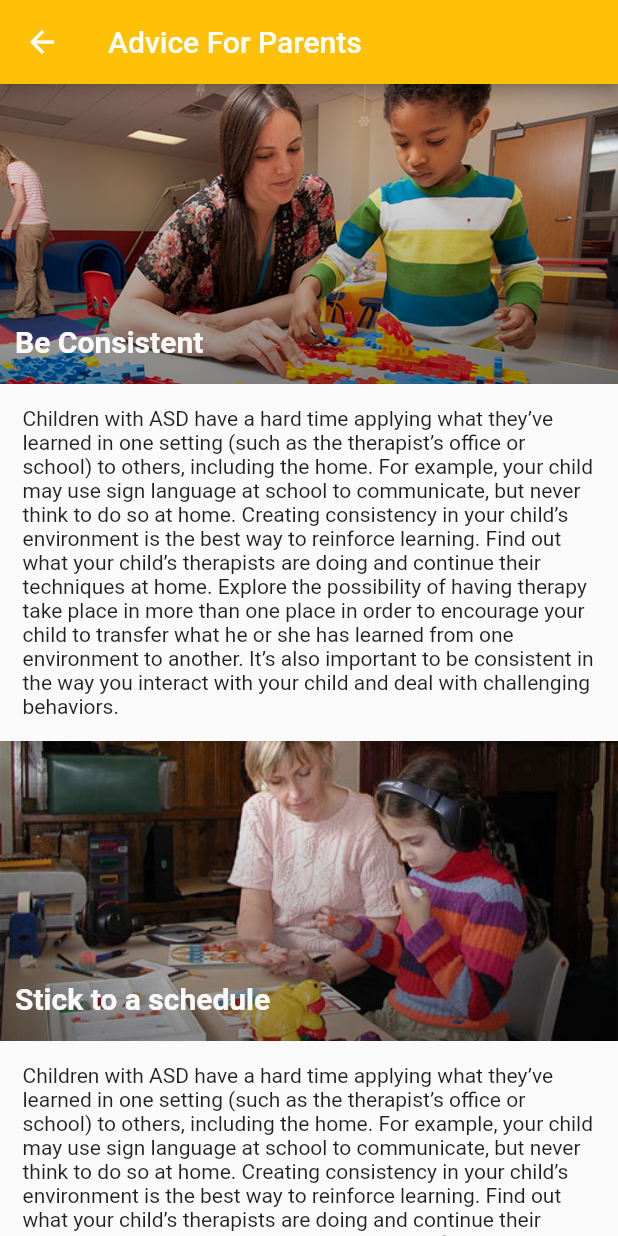
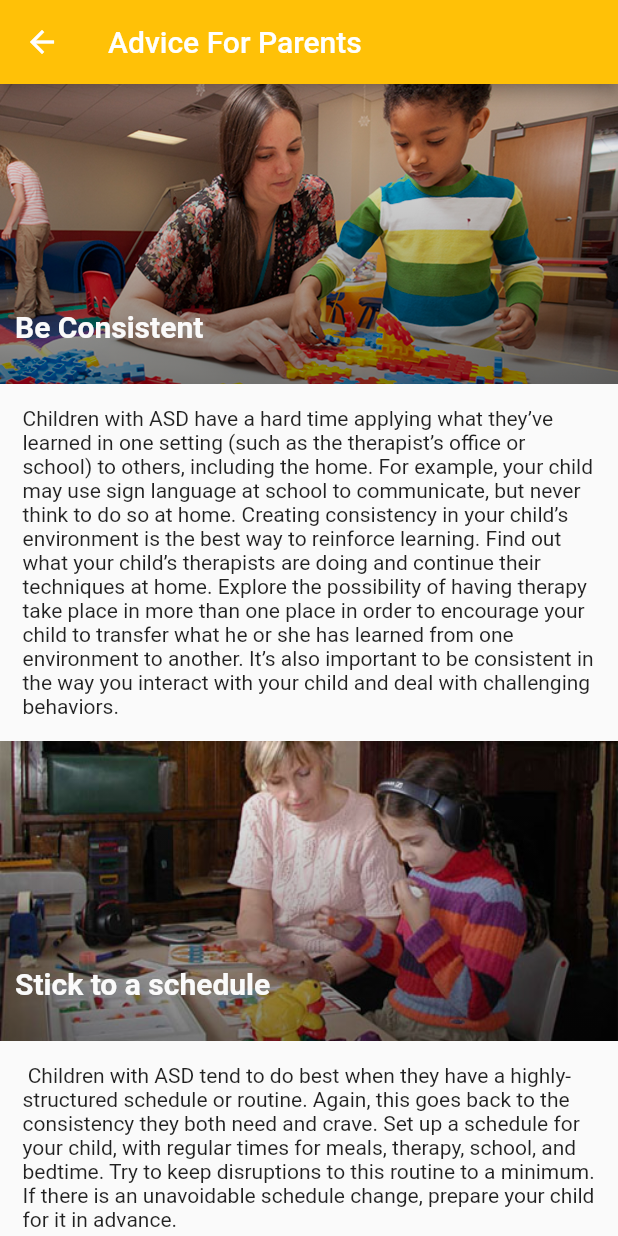
Before and after one commit to coolsidd/ge-healthcare-2018, a Flutter app: the AdviceWidget screen opened directly, on a phone screen of 412 x 824 dp. Run offline on Flutter 3.47's test engine with Material 2 defaults, Android fonts, the phone set to English and light mode, and no system bars; our stand-ins replace camera, charts_flutter, csv, sensors; missing offline and left inert: tflite, vibrate; generated files the repository leaves out were written again.

Commit message:
Changed the ui of tips screen

```diff
--- a/adorer_app/lib/advice.dart
+++ b/adorer_app/lib/advice.dart
@@ -8,6 +8,7 @@ class AdviceWidget extends StatelessWidget {
       appBar: AppBar(
         title: Text("Advice For Parents"),
       ),
+
       body: CollapsingList(),
     );
   }
@@ -51,9 +52,9 @@ class CollapsingListState extends State<CollapsingList> {
   SliverPersistentHeader makeHeader(
       String headerText, Color headerColor, String imagePath) {
     return SliverPersistentHeader(
-      pinned: true,
+      pinned: false,
       delegate: _SliverAppBarDelegate(
-        minHeight: 40.0,
+        minHeight: 50.0,
         maxHeight: 200.0,
         child: Stack(
           fit: StackFit.expand,
@@ -68,7 +69,7 @@ class CollapsingListState extends State<CollapsingList> {
                   begin: FractionalOffset(0.0, 0.0),
                   end: FractionalOffset(0.0, 1.0),
                   stops: [0.0,1.0],
-                  colors: [Color(0x00000000), Color(0x70000000)],
+                  colors: [Color(0x00000000), Color(0x80000000)],
                 ),
               ),
             ),
@@ -76,10 +77,11 @@ class CollapsingListState extends State<CollapsingList> {
               crossAxisAlignment: CrossAxisAlignment.stretch,
               mainAxisAlignment: MainAxisAlignment.end, children: [
               Container(
-                constraints: BoxConstraints(minHeight: 40,maxHeight: 200),
+                constraints: BoxConstraints(minHeight: 50,maxHeight: 200),
                   padding: EdgeInsets.only(bottom: 5.0,left: 10.0),
                   child: Text(
                     headerText,
+                    softWrap: false,
                     textAlign: TextAlign.left,
                     overflow: TextOverflow.clip,
                     style: TextStyle(
@@ -131,7 +133,7 @@ class CollapsingListState extends State<CollapsingList> {
           delegate: SliverChildListDelegate([
             Container(
               padding: EdgeInsets.all(15.0),
-              child: Text(consistentText),
+              child: Text(scheduleText),
             )
           ]),
         ),
@@ -141,7 +143,7 @@ class CollapsingListState extends State<CollapsingList> {
           delegate: SliverChildListDelegate([
             Container(
               padding: EdgeInsets.all(15.0),
-              child: Text(consistentText),
+              child: Text(rewardText),
             )
           ]),
         ),
@@ -151,7 +153,7 @@ class CollapsingListState extends State<CollapsingList> {
           delegate: SliverChildListDelegate([
             Container(
               padding: EdgeInsets.all(15.0),
-              child: Text(consistentText),
+              child: Text(safetyText),
             )
           ]),
         ),
@@ -161,7 +163,7 @@ class CollapsingListState extends State<CollapsingList> {
           delegate: SliverChildListDelegate([
             Container(
               padding: EdgeInsets.all(15.0),
-              child: Text(consistentText),
+              child: Text(nonverbalText),
             )
           ]),
         ),
@@ -171,7 +173,7 @@ class CollapsingListState extends State<CollapsingList> {
           delegate: SliverChildListDelegate([
             Container(
               padding: EdgeInsets.all(15.0),
-              child: Text(consistentText),
+              child: Text(tantrumsText),
             )
           ]),
         ),
@@ -181,7 +183,7 @@ class CollapsingListState extends State<CollapsingList> {
           delegate: SliverChildListDelegate([
             Container(
               padding: EdgeInsets.all(15.0),
-              child: Text(consistentText),
+              child: Text(funText),
             )
           ]),
         ),
@@ -191,7 +193,7 @@ class CollapsingListState extends State<CollapsingList> {
           delegate: SliverChildListDelegate([
             Container(
               padding: EdgeInsets.all(15.0),
-              child: Text(consistentText),
+              child: Text(sensoryText),
             )
           ]),
         ),
```
